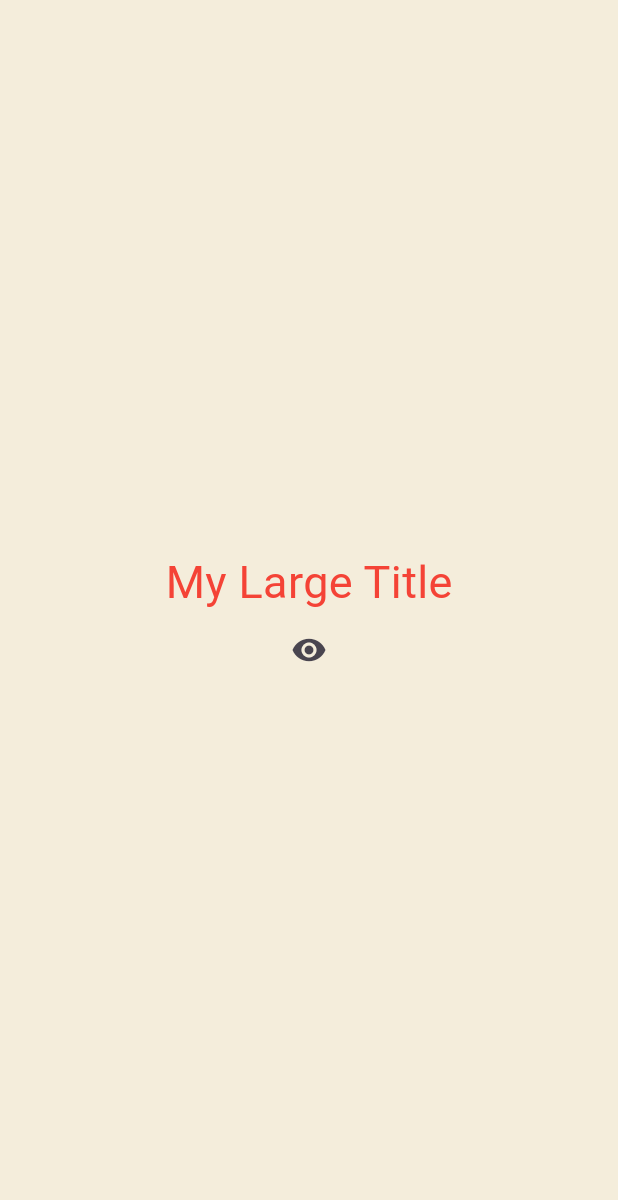
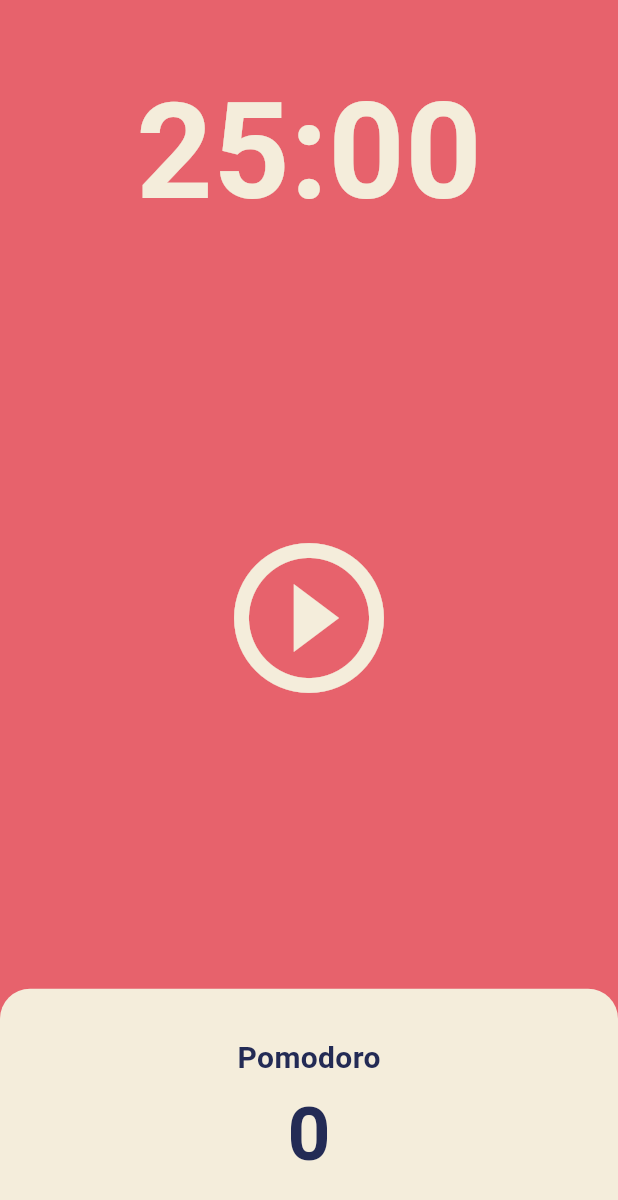
Before and after one commit to csm0062/dart-flutter-study, a Flutter app: the screen it shows after launch, on a phone screen of 412 x 824 dp. Shown: the top 1200 px of the screen. Run offline on Flutter 3.47's test engine with Material 3 defaults, Android fonts, the phone set to English and light mode, and no system bars.

Commit message:
style: 5.1 Timer제작

```diff
--- a/lib/main.dart
+++ b/lib/main.dart
@@ -1,92 +1,30 @@
 import 'package:flutter/material.dart';
+import 'package:toonfilx/screens/home_screen.dart';
 
 void main() {
   runApp(const App());
 }
 
-class App extends StatefulWidget {
+class App extends StatelessWidget {
   const App({super.key});
-
-  @override
-  State<App> createState() => _AppState();
-}
-
-class _AppState extends State<App> {
-  bool showTitle = true;
-
-  void toggleTitle() {
-    setState(() {
-      showTitle = !showTitle;
-    });
-  }
-
-  List<int> numbers = [];
-
-  void onClicked() {
-    setState(() {
-      numbers.add(numbers.length);
-    });
-  }
 
   @override
   Widget build(BuildContext context) {
     return MaterialApp(
       theme: ThemeData(
+        scaffoldBackgroundColor: const Color(0xffE7626C),
         textTheme: const TextTheme(
-          titleLarge: TextStyle(
-            color: Colors.red,
+          headlineLarge: TextStyle(
+            color: Color(0xff232B55),
           ),
         ),
+        cardColor: const Color(0xffF4EDDB),
       ),
-      home: Scaffold(
-        backgroundColor: const Color(0xFFF4EDDB),
-        body: Center(
-          child: Column(
-            mainAxisAlignment: MainAxisAlignment.center,
-            children: [
-              showTitle ? const MyLargeTitle() : const Text('nothing'),
-              IconButton(
-                  onPressed: toggleTitle,
-                  icon: const Icon(Icons.remove_red_eye))
-            ],
-          ),
-        ),
-      ),
+      home: const HomeScreen(),
     );
   }
 }
 
-class MyLargeTitle extends StatefulWidget {
-  const MyLargeTitle({
-    super.key,
-  });
-
-  @override
-  State<MyLargeTitle> createState() => _MyLargeTitleState();
-}
-
-class _MyLargeTitleState extends State<MyLargeTitle> {
-  @override
-  void initState() {
-    print('initState!');
-    super.initState();
-  }
-
-  @override
-  void dispose() {
-    print('dispose!');
-    super.dispose();
-  }
-
-  @override
-  Widget build(BuildContext context) {
-    print('build!');
-    return Text(
-      'My Large Title',
-      style: TextStyle(
-        fontSize: 30,
-        color: Theme.of(context).textTheme.titleLarge?.color,
-      ),
-    );
-  }
-}
+// - **scaffoldBackgroundColor**: 전체 화면의 배경색을 지정합니다.
+// - **textTheme**: 텍스트 스타일을 설정하며, `headlineLarge` 스타일은 전체 앱에서 기본 제목 색상을 설정합니다.
+// - **cardColor**: 카드와 버튼 같은 컴포넌트의 배경색을 지정합니다.
--- /dev/null
+++ b/lib/screens/home_screen.dart
@@ -0,0 +1,91 @@
+import 'package:flutter/material.dart';
+
+class HomeScreen extends StatefulWidget {
+  const HomeScreen({super.key});
+
+  @override
+  State<HomeScreen> createState() => HomeScreenState();
+}
+
+class HomeScreenState extends State<HomeScreen> {
+  @override
+  Widget build(BuildContext context) {
+    return Scaffold(
+      backgroundColor: Theme.of(context).scaffoldBackgroundColor,
+      body: Column(
+        children: [
+          Flexible(
+            flex: 1,
+            child: Container(
+              alignment: Alignment.bottomCenter,
+              child: Text(
+                '25:00',
+                style: TextStyle(
+                  color: Theme.of(context).cardColor,
+                  fontSize: 89,
+                  fontWeight: FontWeight.w600,
+                ),
+              ),
+            ),
+          ),
+          Flexible(
+            flex: 3,
+            child: Center(
+              child: IconButton(
+                color: Theme.of(context).cardColor,
+                onPressed: () {},
+                icon: const Icon(Icons.play_circle_outline),
+                iconSize: 120,
+              ),
+            ),
+          ),
+          Flexible(
+            flex: 1,
+            child: Row(
+              children: [
+                Expanded(
+                  child: Container(
+                    decoration: BoxDecoration(
+                      color: Theme.of(context).cardColor,
+                      borderRadius: const BorderRadius.only(
+                        topLeft: Radius.circular(20),
+                        topRight: Radius.circular(20),
+                      ),
+                    ),
+                    child: Column(
+                      mainAxisAlignment: MainAxisAlignment.center,
+                      children: [
+                        Text(
+                          'Pomodoro',
+                          style: TextStyle(
+                            fontSize: 20,
+                            fontWeight: FontWeight.w600,
+                            color: Theme.of(context)
+                                .textTheme
+                                .headlineLarge
+                                ?.color,
+                          ),
+                        ),
+                        Text(
+                          '0',
+                          style: TextStyle(
+                            fontSize: 50,
+                            fontWeight: FontWeight.w600,
+                            color: Theme.of(context)
+                                .textTheme
+                                .headlineLarge
+                                ?.color,
+                          ),
+                        ),
+                      ],
+                    ),
+                  ),
+                ),
+              ],
+            ),
+          ),
+        ],
+      ),
+    );
+  }
+}
```
Also changed, not shown: lib/widgets/button.dart (deleted, +0 -36 lines), lib/widgets/currency_card.dart (deleted, +0 -89 lines).
